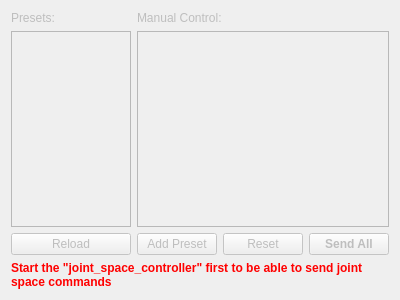
Before: the Qt Designer form moma_tools/rqt_position_setpoint/resource/position_setpoint.ui in ethz-asl/moma, drawn with Qt 5.
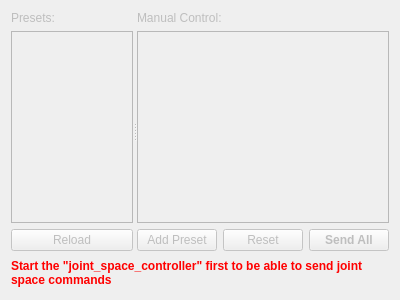
After: the same form once the commit is applied.

Commit message: Migrate to splitter layout for more flexibility

Diff of the .ui file:
```diff
--- a/moma_tools/rqt_position_setpoint/resource/position_setpoint.ui
+++ b/moma_tools/rqt_position_setpoint/resource/position_setpoint.ui
@@ -18,8 +18,11 @@
   </property>
   <layout class="QVBoxLayout" name="verticalLayout_6">
    <item>
-    <layout class="QHBoxLayout" name="horizontalLayout">
-     <item>
+    <widget class="QSplitter" name="splitter">
+     <property name="orientation">
+      <enum>Qt::Horizontal</enum>
+     </property>
+     <widget class="QWidget" name="layoutWidget">
       <layout class="QVBoxLayout" name="verticalLayout_2">
        <item>
         <widget class="QLabel" name="label">
@@ -67,8 +70,8 @@
         </widget>
        </item>
       </layout>
-     </item>
-     <item>
+     </widget>
+     <widget class="QWidget" name="layoutWidget_2">
       <layout class="QVBoxLayout" name="verticalLayout_5">
        <item>
         <widget class="QLabel" name="label_2">
@@ -125,8 +128,8 @@
         </layout>
        </item>
       </layout>
-     </item>
-    </layout>
+     </widget>
+    </widget>
    </item>
    <item>
     <widget class="QLabel" name="controller_missing">
```
Left out of the diff: 2 changed lines with no effect on the pictures.
